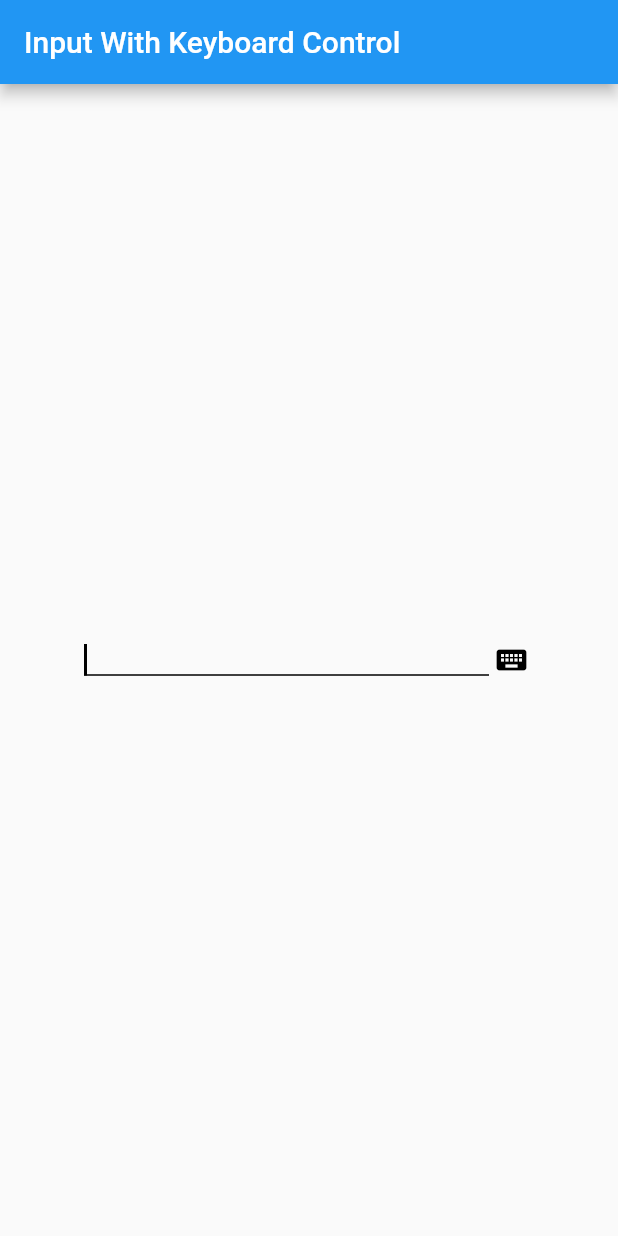
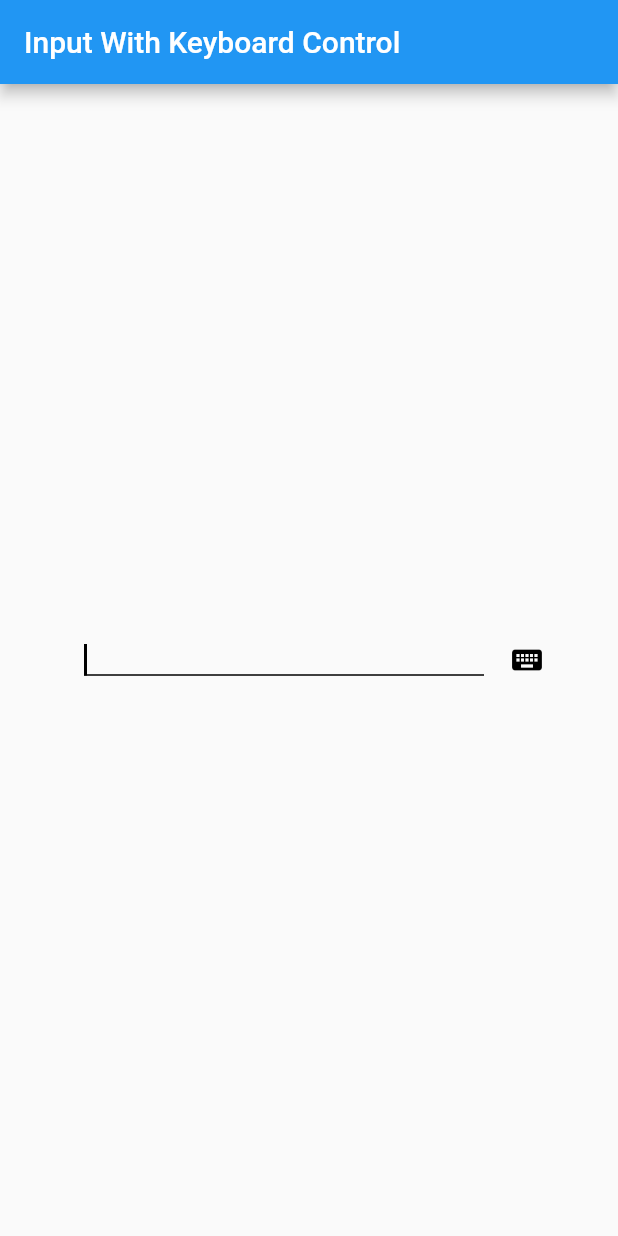
Before and after one commit to jelufe/input_with_keyboard_control, a Flutter app: the screen it shows after launch, on a phone screen of 412 x 824 dp. Run offline on Flutter 3.47's test engine with Material 2 defaults, Android fonts, the phone set to English and light mode, and no system bars.

Commit message:
Added new params

```diff
--- a/example/lib/main.dart
+++ b/example/lib/main.dart
@@ -47,9 +47,15 @@ class _MyHomePageState extends State<MyHomePage> {
               autofocus: true,
               controller: TextEditingController(),
               width: 300,
-                  showKeyboard: false),
+              startShowKeyboard: false,
+              buttonColorEnabled: Colors.blue,
+              buttonColorDisabled: Colors.black,
+              showUnderline: true,
+              showButton: true,
+            ),
           ],
         ),
-        ));
+      ),
+    );
   }
 }
--- a/example/pubspec.yaml
+++ b/example/pubspec.yaml
@@ -1,6 +1,6 @@
 name: example
-description: The package provides an input that you can control whether the keyboard will show or not
-version: 1.0.2
+description: The package provides an input that you can control whether the keyboard will show or not without losing focus, ideal for use with a barcode scanner!
+version: 1.0.3
 homepage: https://github.com/jelufe/input_with_keyboard_control
 
 environment:
--- a/lib/input_with_keyboard_control.dart
+++ b/lib/input_with_keyboard_control.dart
@@ -4,21 +4,29 @@ import 'package:flutter/material.dart';
 import 'package:flutter/services.dart';
 
 class InputWithKeyboardControl extends EditableText {
-  final bool showKeyboard;
+  final bool startShowKeyboard;
   final InputWithKeyboardControlFocusNode focusNode;
   final double width;
+  final Color buttonColorEnabled;
+  final Color buttonColorDisabled;
+  final bool showUnderline;
+  final bool showButton;
 
-  InputWithKeyboardControl(
-      {@required TextEditingController controller,
+  InputWithKeyboardControl({
+    @required TextEditingController controller,
     TextStyle style = const TextStyle(color: Colors.black, fontSize: 18),
     Color cursorColor = Colors.black,
     bool autofocus = false,
     Color selectionColor,
-      this.showKeyboard,
+    this.startShowKeyboard = false,
     void Function(String) onSubmitted,
-      this.focusNode,
-      this.width})
-      : super(
+    @required this.focusNode,
+    @required this.width,
+    this.buttonColorEnabled = Colors.blue,
+    this.buttonColorDisabled = Colors.black,
+    this.showUnderline = true,
+    this.showButton = true,
+  }) : super(
           controller: controller,
           focusNode: focusNode,
           style: style,
@@ -26,11 +34,13 @@ class InputWithKeyboardControl extends EditableText {
           autofocus: autofocus,
           selectionColor: selectionColor,
           backgroundCursorColor: Colors.black,
-            onSubmitted: onSubmitted);
+          onSubmitted: onSubmitted,
+        );
 
   @override
   EditableTextState createState() {
-    return InputWithKeyboardControlState(showKeyboard, focusNode, width);
+    return InputWithKeyboardControlState(startShowKeyboard, focusNode, width,
+        buttonColorEnabled, buttonColorDisabled, showUnderline, showButton);
   }
 }
 
@@ -38,8 +48,19 @@ class InputWithKeyboardControlState extends EditableTextState {
   bool showKeyboard;
   final InputWithKeyboardControlFocusNode focusNode;
   final double width;
+  final Color buttonColorEnabled;
+  final Color buttonColorDisabled;
+  final bool showUnderline;
+  final bool showButton;
 
-  InputWithKeyboardControlState(this.showKeyboard, this.focusNode, this.width);
+  InputWithKeyboardControlState(
+      this.showKeyboard,
+      this.focusNode,
+      this.width,
+      this.buttonColorEnabled,
+      this.buttonColorDisabled,
+      this.showUnderline,
+      this.showButton);
 
   toggleShowKeyboard(bool value) {
     setState(() {
@@ -64,23 +85,36 @@ class InputWithKeyboardControlState extends EditableTextState {
         mainAxisAlignment: MainAxisAlignment.center,
         children: [
           Container(
-                width: width - (width / 10),
-                decoration: UnderlineTabIndicator(
-                    borderSide: BorderSide(color: Colors.black)),
+              width: showButton ? (width - (width / 9)) : width,
+              decoration: showUnderline
+                  ? UnderlineTabIndicator(
+                      borderSide: BorderSide(color: Colors.black))
+                  : null,
               child: widget),
+          showButton
+              ? Row(
+                  children: [
+                    SizedBox(width: (width / 9) / 2),
                     InkWell(
                       onTap: () {
                         this.toggleShowKeyboard(showKeyboard);
                       },
                       child: Container(
-                  width: (width / 10),
+                        width: (width / 9) / 2,
                         child: Icon(
                           Icons.keyboard,
-                    color: showKeyboard ? Colors.blue : Colors.black,
+                          color: showKeyboard
+                              ? buttonColorEnabled
+                              : buttonColorDisabled,
                         ),
-                ))
+                      ),
+                    ),
                   ],
-        ));
+                )
+              : Container(),
+        ],
+      ),
+    );
   }
 
   @override
--- a/pubspec.yaml
+++ b/pubspec.yaml
@@ -1,6 +1,6 @@
 name: input_with_keyboard_control
-description: The package provides an input that you can control whether the keyboard will show or not
-version: 1.0.2
+description: The package provides an input that you can control whether the keyboard will show or not without losing focus, ideal for use with a barcode scanner!
+version: 1.0.3
 homepage: https://github.com/jelufe/input_with_keyboard_control
 
 environment:
```
Also changed, not shown: example/pubspec.lock, 2 other files. Lines whose indentation alone changed are shown as unchanged.
